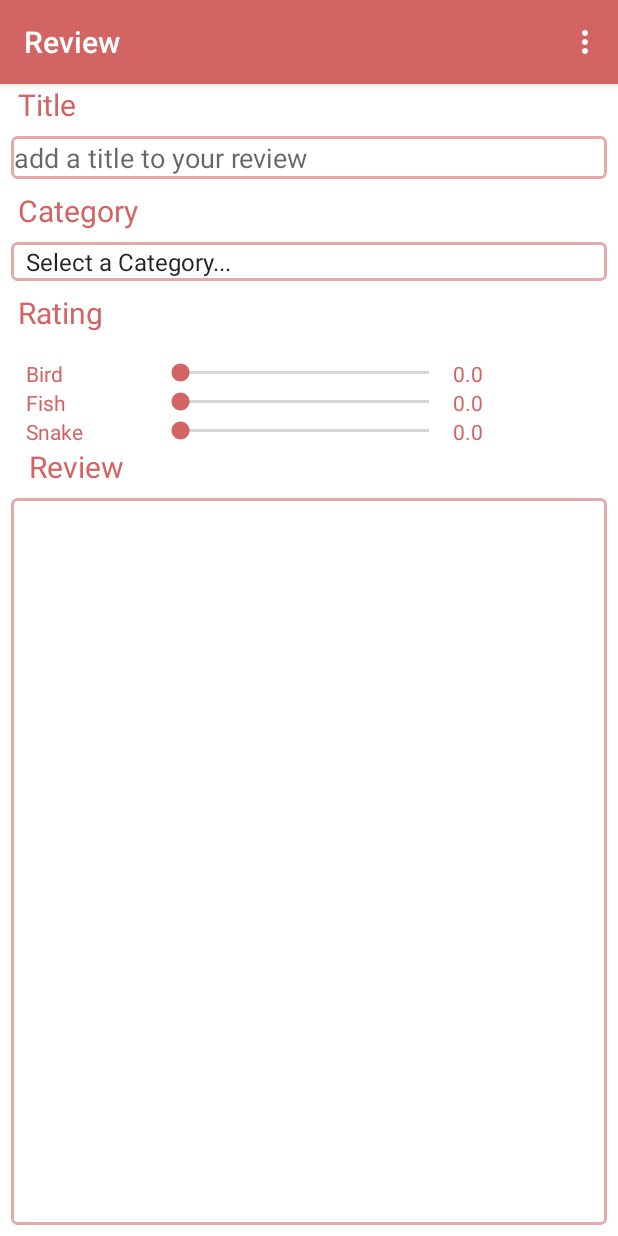
After one commit to cheeyixu/ReviewApp, an Android app: the NewReview screen opened directly, with no data from a screen before it, on a phone screen of 412 x 824 dp. The commit adds this screen. Run offline under Robolectric (Android 15) with nearby library versions, the phone set to English and light mode, and no system bars.

Commit message:
NewReview page added

```diff
--- /dev/null
+++ b/app/src/main/java/com/example/review/NewReview.java
@@ -0,0 +1,170 @@
+package com.example.review;
+
+import android.support.v7.app.AppCompatActivity;
+import android.os.Bundle;
+import android.view.Menu;
+import android.view.MenuItem;
+import android.view.View;
+import android.widget.AdapterView;
+import android.widget.EditText;
+import android.widget.SeekBar;
+import android.widget.Spinner;
+import android.widget.TextView;
+
+public class NewReview extends AppCompatActivity {
+
+    @Override
+    protected void onCreate(Bundle savedInstanceState) {
+        super.onCreate(savedInstanceState);
+        setContentView(R.layout.activity_new_review);
+
+
+
+        /******Seek bar Category updater code ******/
+        Spinner categorySpinner = (Spinner) findViewById(R.id.categorySpinner);
+        categorySpinner.setOnItemSelectedListener(new AdapterView.OnItemSelectedListener() {
+            @Override
+            public void onItemSelected(AdapterView<?> adapterView, View view, int i, long l) {
+                updateCategories();
+            }
+
+            @Override
+            public void onNothingSelected(AdapterView<?> adapterView) {
+
+            }
+        });
+
+        /****** SeekBar TextView value updater code ******/
+
+        //Get's the seek bars
+        SeekBar seekBarOne = (SeekBar) findViewById(R.id.categoryOneSeekBar);
+        SeekBar seekBarTwo = (SeekBar) findViewById(R.id.categoryTwoSeekBar);
+        SeekBar seekBarThree = (SeekBar) findViewById(R.id.categoryThreeSeekBar);
+
+
+        //Inner class to implement the listener to update the seek bar when it is moved
+        class SeekBarListener implements SeekBar.OnSeekBarChangeListener {
+            @Override
+            public void onProgressChanged(SeekBar seekBar, int i, boolean b) {
+                updateScoreText();
+            }
+            @Override
+            public void onStartTrackingTouch(SeekBar seekBar) {
+                updateScoreText();
+            }
+            @Override
+            public void onStopTrackingTouch(SeekBar seekBar) {
+                updateScoreText();
+            }
+        }
+        //Creates the listener for the seekbar
+        SeekBarListener listener = new SeekBarListener();
+
+        //Attaches the listener to the Seek bar
+        seekBarOne.setOnSeekBarChangeListener(listener);
+        seekBarTwo.setOnSeekBarChangeListener(listener);
+        seekBarThree.setOnSeekBarChangeListener(listener);
+    }
+
+    //Returns the user created title for the review
+    public String getReviewTitle(){
+        EditText title = (EditText) findViewById(R.id.editTitleText);
+        String titleString = title.getText().toString();
+        return titleString;
+    }
+
+    //Returns the user choosen category
+    public String getCategory(){
+        Spinner category = (Spinner) findViewById(R.id.categorySpinner);
+        String titleString = category.getSelectedItem().toString();
+        return titleString;
+    }
+
+    //Updates the textViews with the value of the seek bars; triggered by the seek bar listener
+    public void updateScoreText(){
+        //Gets the text views and seekbars
+        TextView scoreOne = (TextView) findViewById(R.id.SeekBarOneAmountTextView);
+        TextView scoreTwo = (TextView) findViewById(R.id.SeekBarTwoAmountTextView);
+        TextView scoreThree = (TextView) findViewById(R.id.SeekBarThreeAmountTextView);
+
+        SeekBar seekBarOne = (SeekBar) findViewById(R.id.categoryOneSeekBar);
+        SeekBar seekBarTwo = (SeekBar) findViewById(R.id.categoryTwoSeekBar);
+        SeekBar seekBarThree = (SeekBar) findViewById(R.id.categoryThreeSeekBar);
+
+        //Updates text view strings
+        if (scoreOne != null) {
+            if (seekBarOne != null) {
+                scoreOne.setText(String.valueOf(seekBarOne.getProgress()/10.0));
+            }
+        }
+        if (scoreTwo != null) {
+            if (seekBarTwo != null) {
+                scoreTwo.setText(String.valueOf(seekBarTwo.getProgress()/10.0));
+            }
+        }
+        if (scoreThree != null) {
+            if (seekBarThree != null) {
+                scoreThree.setText(String.valueOf(seekBarThree.getProgress()/10.0));
+            }
+        }
+
+    }
+
+    public boolean onCreateOptionsMenu (Menu menu){
+        getMenuInflater().inflate(R.menu.new_review_toolbar_menu, menu);
+        return true;
+    }
+
+    public boolean onOptionsItemSelected(MenuItem item){
+        switch (item.getItemId()) {
+            case R.id.publish_button:
+                //Add review into database
+                return true;
+            case R.id.cancel_button:
+                finish();
+                return true;
+            default:
+                return super.onOptionsItemSelected(item);
+        }
+    }
+
+
+    //TODO currently doesn't update from the database
+    //Updates seekbar rating categories based on the database
+    public void updateCategories(){
+        //Gets the TextViews
+        TextView categoryOne = (TextView) findViewById(R.id.categoryOneTextView);
+        TextView categoryTwo = (TextView) findViewById(R.id.categoryTwoTextView);
+        TextView categoryThree = (TextView) findViewById(R.id.categoryThreeTextView);
+
+        //TODO must be replaced with category specific attributes; probably from a database
+        categoryOne.setText("Bird");
+        categoryTwo.setText("Fish");
+        categoryThree.setText("Snake");
+    }
+
+    public String getReviewText(){
+        EditText reviewContent = (EditText) findViewById(R.id.reviewEditText);
+        String reviewContentString = reviewContent.getText().toString();
+        return reviewContentString;
+    }
+
+    public int getReviewScoreOne(){
+        SeekBar seekBar = (SeekBar) findViewById(R.id.categoryOneSeekBar);
+        int seekBarScore = seekBar.getProgress();
+        return seekBarScore;
+    }
+
+    public int getReviewScoreTwo(){
+        SeekBar seekBar = (SeekBar) findViewById(R.id.categoryTwoSeekBar);
+        int seekBarScore = seekBar.getProgress();
+        return seekBarScore;
+    }
+
+    public int getReviewScoreThree(){
+        SeekBar seekBar = (SeekBar) findViewById(R.id.categoryThreeSeekBar);
+        int seekBarScore = seekBar.getProgress();
+        return seekBarScore;
+    }
+
+}
--- /dev/null
+++ b/app/src/main/res/drawable/edit_text_border.xml
@@ -0,0 +1,7 @@
+<?xml version="1.0" encoding="utf-8"?>
+<shape xmlns:android="http://schemas.android.com/apk/res/android" android:shape="rectangle">
+    <solid android:color="#ffffff"/>
+    <corners android:radius="3dp"/>
+    <stroke android:width="2dp" android:color="#e6a9a9"/>
+    <padding android:bottom="2dp" android:left="2dp" android:right="2dp" android:top="2dp"/>
+</shape>
--- a/app/src/main/res/layout/activity_login.xml
+++ b/app/src/main/res/layout/activity_login.xml
@@ -37,11 +37,12 @@
         android:layout_centerHorizontal="true"
         android:layout_marginBottom="70dp" />
 
+    <!--         android:background="@drawable/simplyreviewlogo" -->
     <ImageView
         android:layout_width="wrap_content"
         android:layout_height="100dp"
         android:id="@+id/simplyreviewlogo"
-        android:background="@drawable/simplyreviewlogo"
+
         android:layout_centerVertical="true"
         android:layout_alignParentLeft="true"
         android:layout_alignParentStart="true" />
--- /dev/null
+++ b/app/src/main/res/layout/activity_new_review.xml
@@ -0,0 +1,237 @@
+<?xml version="1.0" encoding="utf-8"?>
+<ScrollView xmlns:android="http://schemas.android.com/apk/res/android"
+    xmlns:tools="http://schemas.android.com/tools"
+    android:layout_width="match_parent"
+    android:layout_height="match_parent"
+    android:parentActivityName="com.example.review.MainActivity"
+    android:fillViewport="true"
+    android:background="#ffffff"
+    android:windowSoftInputMode="adjustPan"
+    tools:context="com.example.review.NewReview">
+
+
+    <RelativeLayout xmlns:android="http://schemas.android.com/apk/res/android"
+        android:orientation="vertical"
+        android:layout_width="match_parent"
+        android:layout_height="wrap_content">
+
+        <!--
+            <android.support.v7.widget.Toolbar
+                android:id="@+id/newReviewToolbar"
+                android:layout_width="match_parent"
+                android:layout_height="?attr/actionBarSize"
+                android:background="#d26464"
+                android:elevation="4dp"
+                />
+
+            <ImageView
+                android:id="@+id/newImage"
+                android:layout_width="wrap_content"
+                android:layout_height="wrap_content"
+                android:layout_centerHorizontal="true"
+                android:layout_below="@id/newReviewToolbar"
+                android:contentDescription="@string/new_product_photo" />
+
+            <ImageView
+                android:id="@+id/uploadedImage"
+                android:layout_width="wrap_content"
+                android:layout_height="wrap_content"
+                android:layout_centerHorizontal="true"
+                android:layout_below="@id/newReviewToolbar"
+                android:contentDescription="@string/uploaded_product_photo" />
+        -->
+
+        <!--This should probably actually use: android:layout_below="@+id/imageView" -->
+        <!--It's like this for now so I can work on the actionBar -->
+        <!--         android:layout_below="@id/newReviewToolbar" -->
+
+        <TextView
+            android:id="@+id/titleTextView"
+            android:layout_width="wrap_content"
+            android:layout_height="wrap_content"
+            android:layout_alignParentLeft="true"
+            android:layout_alignParentStart="true"
+            android:text="@string/new_review_title"
+            android:layout_marginLeft="@dimen/new_review_title_indent"
+            android:layout_marginStart="@dimen/new_review_title_indent"
+            android:textColor="#d26464"
+            android:textSize="20sp" />
+
+        <EditText
+            android:id="@+id/editTitleText"
+            android:layout_width="wrap_content"
+            android:layout_height="wrap_content"
+            android:layout_alignParentEnd="true"
+            android:layout_alignParentLeft="true"
+            android:layout_alignParentRight="true"
+            android:layout_alignParentStart="true"
+            android:layout_below="@+id/titleTextView"
+            android:layout_margin="7dp"
+            android:background="@drawable/edit_text_border"
+            android:hint="@string/new_title_hint" />
+
+        <TextView
+            android:id="@+id/categoryTextView"
+            android:layout_width="wrap_content"
+            android:layout_height="wrap_content"
+            android:layout_alignParentLeft="true"
+            android:layout_alignParentStart="true"
+            android:layout_below="@+id/editTitleText"
+            android:text="@string/new_review_category"
+            android:layout_marginLeft="@dimen/new_review_title_indent"
+            android:layout_marginStart="@dimen/new_review_title_indent"
+            android:textColor="#d26464"
+            android:textSize="@dimen/new_review_titles_size" />
+
+        <Spinner
+            android:id="@+id/categorySpinner"
+            android:layout_width="wrap_content"
+            android:layout_height="wrap_content"
+            android:layout_alignParentEnd="true"
+            android:layout_alignParentLeft="true"
+            android:layout_alignParentRight="true"
+            android:layout_alignParentStart="true"
+            android:layout_below="@+id/categoryTextView"
+            android:layout_margin="7dp"
+            android:entries="@array/productTypes"
+            android:prompt="@string/productCategory"
+            android:layout_marginBottom="20dp"
+            android:background="@drawable/edit_text_border" />
+
+        <TextView
+            android:id="@+id/ratingTextView"
+            android:layout_width="wrap_content"
+            android:layout_height="wrap_content"
+            android:layout_alignParentLeft="true"
+            android:layout_alignParentStart="true"
+            android:layout_below="@+id/categorySpinner"
+            android:text="@string/new_review_rating"
+            android:layout_marginLeft="@dimen/new_review_title_indent"
+            android:layout_marginStart="@dimen/new_review_title_indent"
+            android:textColor="#d26464"
+            android:textSize="20sp" />
+        <TableLayout
+            android:layout_width="match_parent"
+            android:layout_height="wrap_content"
+            android:layout_below="@id/ratingTextView"
+            android:layout_marginTop="17dp"
+            android:orientation="vertical"
+            android:layout_marginLeft="17dp"
+            android:layout_marginStart="17dp"
+
+            android:id="@+id/SliderTable">
+
+            <TableRow>
+                <TextView
+                    android:id="@+id/categoryOneTextView"
+                    android:layout_width="match_parent"
+                    android:layout_height="wrap_content"
+                    android:text="@string/new_review_rating_category_one"
+                    android:textAppearance="?android:attr/textAppearanceSmall"
+                    android:textColor="#d26464" />
+
+                <SeekBar
+                    android:id="@+id/categoryOneSeekBar"
+                    android:layout_width="wrap_content"
+                    android:layout_height="wrap_content"
+                    android:max="100"
+                    android:progress="1"
+                    android:indeterminate="false" />
+
+                <TextView
+                    android:id="@+id/SeekBarOneAmountTextView"
+                    android:layout_width="wrap_content"
+                    android:layout_height="wrap_content"
+                    android:text="@string/new_review_base_rating"
+                    android:textAppearance="?android:attr/textAppearanceSmall"
+                    android:textColor="#d26464"
+                    android:layout_column="4" />
+            </TableRow>
+
+            <TableRow>
+                <TextView
+                    android:id="@+id/categoryTwoTextView"
+                    android:layout_width="wrap_content"
+                    android:layout_height="wrap_content"
+                    android:text="@string/new_review_rating_category_two"
+                    android:textAppearance="?android:attr/textAppearanceSmall"
+                    android:textColor="#d26464" />
+
+                <SeekBar
+                    android:id="@+id/categoryTwoSeekBar"
+                    android:layout_width="200dp"
+                    android:layout_height="wrap_content"
+                    android:indeterminate="false"
+                    android:max="100"
+                    android:progress="1" />
+
+                <TextView
+                    android:id="@+id/SeekBarTwoAmountTextView"
+                    android:layout_width="wrap_content"
+                    android:layout_height="wrap_content"
+                    android:text="@string/new_review_base_rating"
+                    android:textAppearance="?android:attr/textAppearanceSmall"
+                    android:textColor="#d26464"
+                    android:layout_column="4" />
+
+            </TableRow>
+            <TableRow>
+                <TextView
+                    android:id="@+id/categoryThreeTextView"
+                    android:layout_width="wrap_content"
+                    android:layout_height="wrap_content"
+                    android:text="@string/new_review_rating_category_three"
+                    android:textAppearance="?android:attr/textAppearanceSmall"
+                    android:textColor="#d26464" />
+
+                <SeekBar
+                    android:id="@+id/categoryThreeSeekBar"
+                    android:layout_width="match_parent"
+                    android:layout_height="wrap_content"
+                    android:indeterminate="false"
+                    android:progress="1"
+                    android:max="100"/>
+
+                <TextView
+                    android:id="@+id/SeekBarThreeAmountTextView"
+                    android:layout_width="wrap_content"
+                    android:layout_height="wrap_content"
+                    android:text="@string/new_review_base_rating"
+                    android:textAppearance="?android:attr/textAppearanceSmall"
+                    android:textColor="#d26464"
+                    android:layout_column="4" />
+            </TableRow>
+        </TableLayout>
+
+        <TextView
+            android:id="@+id/reviewTextView"
+            android:layout_width="wrap_content"
+            android:layout_height="wrap_content"
+            android:layout_alignLeft="@+id/reviewEditText"
+            android:layout_alignStart="@+id/reviewEditText"
+            android:layout_below="@+id/SliderTable"
+            android:text="@string/new_review_review_section_heading"
+            android:layout_marginLeft="@dimen/new_review_title_indent"
+            android:layout_marginStart="@dimen/new_review_title_indent"
+            android:textColor="#d26464"
+            android:textSize="20sp" />
+        <!-- android:hint="@string/new_review_hint" -->
+        <EditText
+            android:id="@+id/reviewEditText"
+            android:layout_width="wrap_content"
+            android:layout_height="wrap_content"
+            android:layout_alignParentBottom="true"
+            android:layout_alignParentEnd="true"
+            android:layout_alignParentLeft="true"
+            android:layout_alignParentRight="true"
+            android:layout_alignParentStart="true"
+            android:layout_below="@+id/reviewTextView"
+            android:layout_margin="7dp"
+            android:background="@drawable/edit_text_border"
+            android:inputType="textMultiLine|textAutoCorrect"
+            android:scrollHorizontally="false"/>
+
+        <!--android:scrollHorizontally="false"-->
+
+    </RelativeLayout>
+</ScrollView>
--- /dev/null
+++ b/app/src/main/res/menu/new_review_toolbar_menu.xml
@@ -0,0 +1,13 @@
+<?xml version="1.0" encoding="utf-8"?>
+<menu xmlns:android="http://schemas.android.com/apk/res/android">
+    <item
+        android:id="@+id/cancel_button"
+        android:title="@string/cancel_new_review"
+        android:icon="@drawable/ic_cancel_review"
+        />
+
+    <item
+        android:id="@+id/publish_button"
+        android:title="@string/publish_new_review"
+        android:icon="@drawable/ic_accept_review"/>
+</menu>
--- a/app/src/main/res/values/dimens.xml
+++ b/app/src/main/res/values/dimens.xml
@@ -7,4 +7,6 @@
     <dimen name="activity_vertical_margin">16dp</dimen>
     <dimen name="fab_margin">16dp</dimen>
     <dimen name="text_margin">16dp</dimen>
+    <dimen name="new_review_titles_size">20sp</dimen>
+    <dimen name="new_review_title_indent">12dp</dimen>
 </resources>
--- a/app/src/main/res/values/strings.xml
+++ b/app/src/main/res/values/strings.xml
@@ -19,4 +19,33 @@
     <string name="loading">Loading…</string>
     <string name="signed_in_fmt">Signed in as: %s</string>
     <string name="facebook_app_id">957936381001073</string>
+
+    <!-- New Review Strings -->
+    <string name="new_product_photo">New product photo</string>
+    <string name="uploaded_product_photo">uploaded product photo</string>
+    <string name="new_review_title">Title</string>
+    <string name="new_title_hint">add a title to your review</string>
+    <string name="new_review_category">Category</string>
+    <string name="new_review_rating">Rating</string>
+    <string name="new_review_rating_category_one">Category One</string>
+    <string name="new_review_base_rating">0.0</string>
+    <string name="new_review_rating_category_two">Category Two</string>
+    <string name="new_review_rating_category_three">Category Three</string>
+    <string name="new_review_review_section_heading">Review</string>
+    <string name="new_review_hint">write your review here</string>
+
+    <!--Spinner in newReview strings -->
+    <string name="productCategory">Pick a Product Category</string>
+    <string name="cancel_new_review">Cancel</string>
+    <string name="publish_new_review">Publish</string>
+    <string-array name="productTypes">
+        <item>Select a Category...</item>
+        <item>Phone</item>
+        <item>Printer</item>
+        <item>Laptops</item>
+    </string-array>
+
+
+
+
 </resources>
--- a/build.gradle
+++ b/build.gradle
@@ -6,7 +6,7 @@ buildscript {
         mavenCentral()
     }
     dependencies {
-        classpath 'com.android.tools.build:gradle:2.1.0'
+        classpath 'com.android.tools.build:gradle:2.2.0'
         classpath 'com.google.gms:google-services:3.0.0'
         classpath 'com.android.tools.build:gradle:2.0.0-alpha3'
         classpath 'com.google.gms:google-services:2.0.0-alpha3'
```
Also changed, not shown: app/src/main/AndroidManifest.xml (+22 -16 lines), app/src/main/res/drawable-hdpi/ic_accept_review.png (added), app/src/main/res/drawable-hdpi/ic_cancel_review.png (added), app/src/main/res/drawable-mdpi/ic_accept_review.png (added), app/src/main/res/drawable-mdpi/ic_cancel_review.png (added), app/src/main/res/drawable-xhdpi/ic_accept_review.png (added), app/src/main/res/drawable-xhdpi/ic_cancel_review.png (added), app/src/main/res/drawable-xxhdpi/ic_accept_review.png (added), app/src/main/res/drawable-xxhdpi/ic_cancel_review.png (added), gradle/wrapper/gradle-wrapper.properties.
